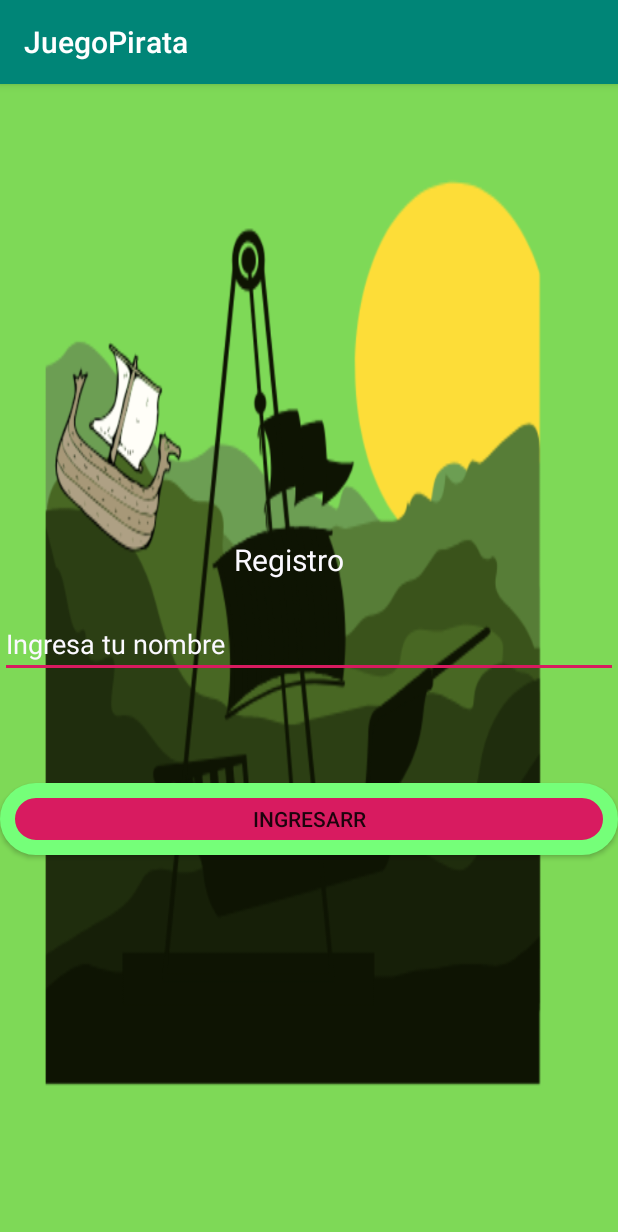
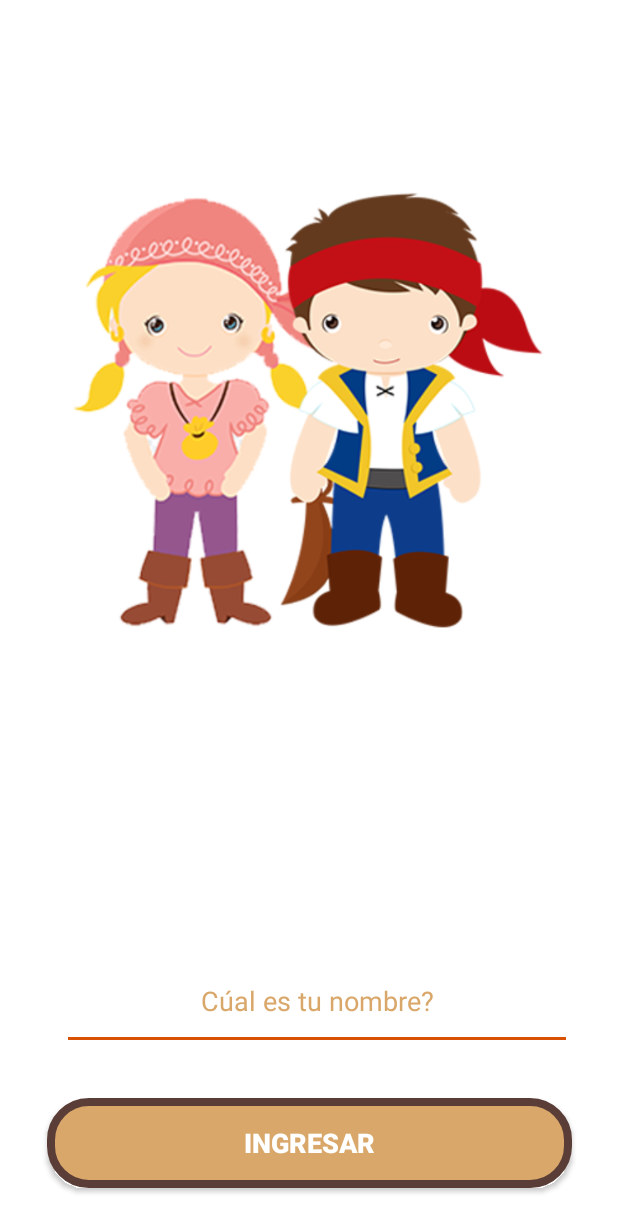
Before and after one commit to Luiz2323/JuegoPirata, an Android app: the screen it shows after launch (MainActivity), on a phone screen of 412 x 824 dp. Shown: the top 1232 px of the screen. Run offline under Robolectric (Android 15) with nearby library versions, the phone set to English and light mode, and no system bars.

Commit message:
Modificacion en layaut de MainAactivity y archivo de recursos colors

```diff
--- a/JuegoPirata/app/src/main/java/com/e/juegopirata/controlador/MainActivity.java
+++ b/JuegoPirata/app/src/main/java/com/e/juegopirata/controlador/MainActivity.java
@@ -27,6 +27,7 @@ public class MainActivity extends AppCompatActivity {
     protected void onCreate(Bundle savedInstanceState) {
         super.onCreate(savedInstanceState);
         setContentView(R.layout.activity_main);
+        getSupportActionBar().hide();
         inicializar();
     }
 
@@ -58,10 +59,6 @@ public class MainActivity extends AppCompatActivity {
             }
         });
 
-
-
-
-
     }
 
 
--- a/JuegoPirata/app/src/main/res/drawable/btn.xml
+++ b/JuegoPirata/app/src/main/res/drawable/btn.xml
@@ -1,8 +1,9 @@
 <?xml version="1.0" encoding="utf-8"?>
-<shape xmlns:android="http://schemas.android.com/apk/res/android">
-    <corners android:radius="80dp"/>
-    <stroke android:width="10dp"
-            android:color="#75FF79"/>
-    <solid android:color="@color/colorAccent"/>
+<shape xmlns:android="http://schemas.android.com/apk/res/android"
+    android:shape="rectangle">
+
+    <corners android:radius="25dp"/>
+    <stroke android:width="5dp" android:color="@color/colorBrownDark"/>
+    <solid android:color="@color/colorBrown"/>
 
 </shape>
--- a/JuegoPirata/app/src/main/res/layout/activity_main.xml
+++ b/JuegoPirata/app/src/main/res/layout/activity_main.xml
@@ -1,38 +1,57 @@
 <?xml version="1.0" encoding="utf-8"?>
-<LinearLayout xmlns:android="http://schemas.android.com/apk/res/android"
+<androidx.constraintlayout.widget.ConstraintLayout xmlns:android="http://schemas.android.com/apk/res/android"
     xmlns:app="http://schemas.android.com/apk/res-auto"
     xmlns:tools="http://schemas.android.com/tools"
+    android:id="@+id/linearLayout2"
     android:layout_width="match_parent"
     android:layout_height="match_parent"
-    android:orientation="vertical"
-    android:background="@drawable/fondoregistro"
+    android:background="@color/colorTextWhithe"
     android:gravity="center"
     tools:context=".controlador.MainActivity">
 
-    <TextView
-        android:layout_width="100dp"
-        android:layout_height="wrap_content"
-        android:textSize="20dp"
-        android:text="Registro"
-        android:textColor="@color/black"
-        android:layout_marginTop="50dp"
-        android:layout_marginHorizontal="150dp"/>
-
     <EditText
         android:id="@+id/edinombre"
-        android:layout_marginTop="20dp"
-        android:layout_width="match_parent"
-        android:textColor="@color/black"
-        android:textColorHint="@color/black"
-        android:layout_height="wrap_content"
-        android:hint="Ingresa tu nombre"
+        android:layout_width="340dp"
+        android:layout_height="55dp"
+        android:layout_marginBottom="32dp"
+        android:gravity="center_horizontal"
+        android:hint="@string/cualestunombre"
+        android:scrollbarThumbHorizontal="@color/colorBrownDark"
+        android:scrollbarThumbVertical="@color/colorBrownDark"
+        android:textColor="@color/colorBrownDark"
+        android:textColorHint="@color/colorBrown"
+        app:layout_constraintBottom_toTopOf="@+id/btnregister"
+        app:layout_constraintEnd_toEndOf="parent"
+        app:layout_constraintHorizontal_bias="0.577"
+        app:layout_constraintStart_toStartOf="parent"
         tools:ignore="MissingConstraints" />
+
     <Button
         android:id="@+id/btnregister"
+        android:layout_width="350dp"
+        android:layout_height="60dp"
+        android:layout_marginStart="8dp"
+        android:layout_marginLeft="8dp"
+        android:layout_marginEnd="8dp"
+        android:layout_marginRight="8dp"
+        android:layout_marginBottom="32dp"
         android:background="@drawable/btn"
-        android:layout_marginTop="70dp"
-        android:layout_width="match_parent"
+        android:text="@string/ingresar"
+        android:textColor="@color/colorTextWhithe"
+        android:textSize="18sp"
+        android:textStyle="bold"
+        app:layout_constraintBottom_toBottomOf="parent"
+        app:layout_constraintEnd_toEndOf="parent"
+        app:layout_constraintStart_toStartOf="parent" />
+
+    <ImageView
+        android:id="@+id/imageView10"
+        android:layout_width="wrap_content"
         android:layout_height="wrap_content"
-        android:text="Ingresarr"/>
+        android:layout_marginTop="24dp"
+        app:layout_constraintEnd_toEndOf="parent"
+        app:layout_constraintStart_toStartOf="parent"
+        app:layout_constraintTop_toTopOf="parent"
+        app:srcCompat="@drawable/piratas" />
 
-</LinearLayout>
+</androidx.constraintlayout.widget.ConstraintLayout>
--- a/JuegoPirata/app/src/main/res/values/colors.xml
+++ b/JuegoPirata/app/src/main/res/values/colors.xml
@@ -1,7 +1,16 @@
 <?xml version="1.0" encoding="utf-8"?>
 <resources>
-    <color name="colorPrimary">#008577</color>
-    <color name="colorPrimaryDark">#00574B</color>
-    <color name="colorAccent">#D81B60</color>
+    <color name="colorPrimary">#D9A76A</color>
+    <color name="colorPrimaryDark">#593D36</color>
+    <color name="colorAccent">#D95204</color>
     <color name="black">#FBF9FF</color>
+
+
+    <color name="colorBrownDark">#593D36</color>
+    <color name="colorBrown">#D9A76A</color>
+
+    <color name="colorTextWhithe">#FFFFFF</color>
+    <color name="colorTextDark">#000000</color>
+
+
 </resources>
--- a/JuegoPirata/app/src/main/res/values/strings.xml
+++ b/JuegoPirata/app/src/main/res/values/strings.xml
@@ -1,3 +1,5 @@
 <resources>
     <string name="app_name">JuegoPirata</string>
+    <string name="ingresar">Ingresar</string>
+    <string name="cualestunombre">Cúal es tu nombre?</string>
 </resources>
```
Also changed, not shown: JuegoPirata/app/src/main/res/drawable/piratas.png (added), 1 other file.
